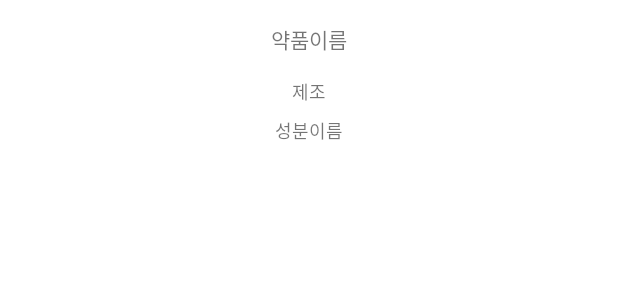
After one commit to DaftenP/SDP_project, an Android app: the layout recyclerview_layout.xml on its own in the app's theme, with its tools: preview values and no code run, on a phone screen of 412 x 824 dp. The commit adds this screen. Shown: the top 300 px of the screen. Run offline under Robolectric (Android 15) with nearby library versions, the phone set to English and light mode, and no system bars.

Commit message:
파싱 데이터를 이용해서 리사이클러뷰 구현

```diff
--- a/app/build.gradle
+++ b/app/build.gradle
@@ -36,7 +36,9 @@ dependencies {
     implementation 'com.squareup.retrofit2:converter-gson:2.9.0'
     implementation 'com.squareup.okhttp3:okhttp:3.4.1'
     implementation 'com.squareup.okhttp3:logging-interceptor:3.4.1'
+    implementation 'com.google.android.gms:play-services-basement:17.6.0'
     testImplementation 'junit:junit:4.13.2'
     androidTestImplementation 'androidx.test.ext:junit:1.1.3'
     androidTestImplementation 'androidx.test.espresso:espresso-core:3.4.0'
+    implementation 'androidx.recyclerview:recyclerview:1.1.0'
 }
--- a/app/src/main/java/com/jpl/sdp_project/retrofit/Body.java
+++ b/app/src/main/java/com/jpl/sdp_project/retrofit/Body.java
@@ -1,5 +1,4 @@
 package com.jpl.sdp_project.retrofit;
-
 import com.google.gson.annotations.Expose;
 import com.google.gson.annotations.SerializedName;
 
@@ -7,7 +6,6 @@ import java.util.ArrayList;
 import java.util.List;
 
 public class Body {
-
     @SerializedName("pageNo")
     @Expose
     private Integer pageNo;
@@ -45,7 +43,7 @@ public class Body {
         this.numOfRows = numOfRows;
     }
 
-    public List<Item> getItems() {
+    public List<Item>  getItems() {
         return items;
     }
 
--- a/app/src/main/java/com/jpl/sdp_project/retrofit/Result.java
+++ b/app/src/main/java/com/jpl/sdp_project/retrofit/Result.java
@@ -3,7 +3,10 @@ package com.jpl.sdp_project.retrofit;
 import com.google.gson.annotations.Expose;
 import com.google.gson.annotations.SerializedName;
 
-public class Result {
+import java.util.ArrayList;
+import java.util.List;
+
+public class Result extends ArrayList<Item> {
 
     @SerializedName("header")
     @Expose
@@ -11,7 +14,6 @@ public class Result {
     @SerializedName("body")
     @Expose
     private Body body;
-
     public Header getHeader() {
         return header;
     }
--- /dev/null
+++ b/app/src/main/res/layout/recyclerview_layout.xml
@@ -0,0 +1,51 @@
+<?xml version="1.0" encoding="utf-8"?>
+<androidx.constraintlayout.widget.ConstraintLayout xmlns:android="http://schemas.android.com/apk/res/android"
+    xmlns:app="http://schemas.android.com/apk/res-auto"
+    android:layout_width="match_parent"
+    android:layout_height="wrap_content">
+
+        <androidx.constraintlayout.widget.ConstraintLayout
+            android:layout_width="match_parent"
+            android:layout_height="match_parent">
+
+            <LinearLayout
+                android:layout_width="match_parent"
+                android:layout_height="match_parent"
+                android:gravity="center"
+                android:orientation="vertical"
+                app:layout_constraintBottom_toBottomOf="parent"
+                app:layout_constraintEnd_toEndOf="parent"
+                app:layout_constraintStart_toStartOf="parent"
+                app:layout_constraintTop_toTopOf="parent">
+
+                <TextView
+                    android:id="@+id/ingrName"
+                    android:layout_width="wrap_content"
+                    android:layout_height="wrap_content"
+                    android:padding="5dp"
+                    android:layout_margin="10dp"
+                    android:textAlignment="center"
+                    android:text="약품이름"/>
+
+                <TextView
+                    android:id="@+id/itemName"
+                    android:layout_width="wrap_content"
+                    android:layout_height="wrap_content"
+                    android:layout_marginBottom="8dp"
+                    android:textSize="12sp"
+                    android:textAlignment="center"
+                    android:text="제조" />
+                <TextView
+                    android:id="@+id/entpName"
+                    android:layout_width="wrap_content"
+                    android:layout_height="wrap_content"
+                    android:layout_marginBottom="8dp"
+                    android:textSize="12sp"
+                    android:textAlignment="center"
+                    android:text="성분이름"/>
+
+            </LinearLayout>
+
+        </androidx.constraintlayout.widget.ConstraintLayout>
+
+</androidx.constraintlayout.widget.ConstraintLayout>
--- a/settings.gradle
+++ b/settings.gradle
@@ -5,8 +5,8 @@ pluginManagement {
         mavenCentral()
     }
     plugins {
-        id 'com.android.application' version '7.1.0-alpha11'
-        id 'com.android.library' version '7.1.0-alpha11'
+        id 'com.android.application' version '7.1.2'
+        id 'com.android.library' version '7.1.2'
     }
 }
 dependencyResolutionManagement {
```
Also changed, not shown: app/src/main/java/com/jpl/sdp_project/MainActivity.java (+45 -2 lines), app/src/main/java/com/jpl/sdp_project/RecyclerView/RecyclerAdapter.java (added, +67 -0 lines), app/src/main/res/drawable-v24/coding_cancel.xml (added, +9 -0 lines), app/src/main/res/drawable-v24/coding_search.xml (added, +9 -0 lines), app/src/main/res/layout/activity_main.xml (+9 -3 lines), app/src/main/res/drawable-v24/cancel.png (added), app/src/main/res/drawable-v24/search.png (added).
